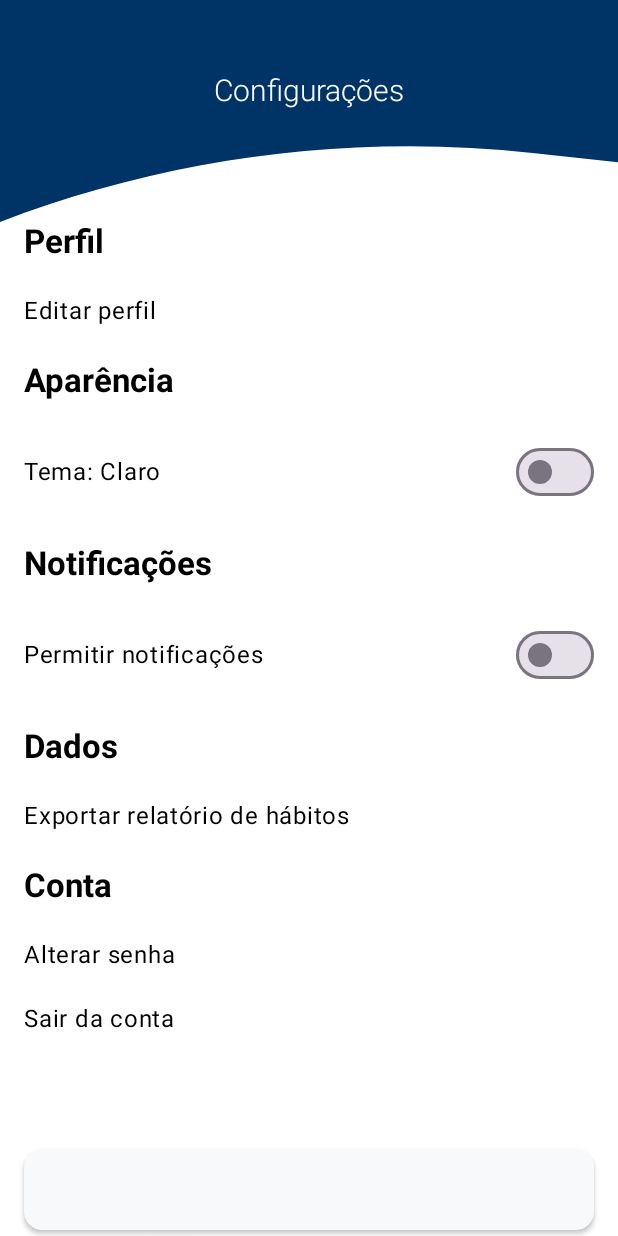
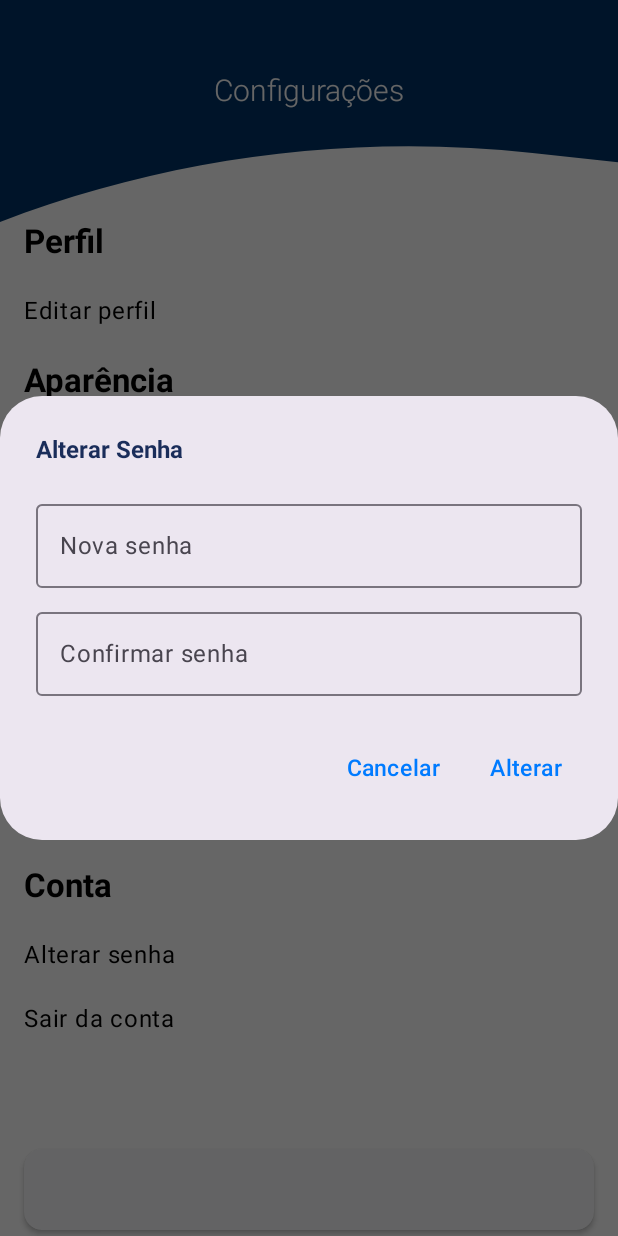
Before and after one commit to igsem123/Habitus, an Android app built with Jetpack Compose: the SettingsScreen screen opened through its navigation route, after a tap on "Alterar senha", on a phone screen of 412 x 824 dp. Run offline under Robolectric (Android 15) with nearby library versions, the phone set to English and light mode, and no system bars; our stand-ins replace Dagger/Hilt's generated code, Firebase (no records; nobody signed in at launch, a user with empty details on screens opened directly), Room's generated code; libraries missing offline, so code that uses them is left out: compose.icons, compose.icons.fontawesomeicons, compose.icons.lineawesomeicons; Roboto replaces fonts that are not available here; 3 statements that could not run were skipped.

Commit message:
feat: implementa logout e navegação para a tela inicial na SettingScreen, e adiciona caixas de diálogo para edição de perfil e alteração de senha

```diff
--- a/app/src/main/java/br/com/app/src/main/kotlin/com/habitus/presentation/navigation/destinations/SettingsNavigation.kt
+++ b/app/src/main/java/br/com/app/src/main/kotlin/com/habitus/presentation/navigation/destinations/SettingsNavigation.kt
@@ -12,7 +12,7 @@ internal const val SETTINGS_ROUTE = "settings"
 
 internal fun NavGraphBuilder.settingsNavigation(navController: NavHostController) {
     composable(route = SETTINGS_ROUTE) {
-        SettingsScreen()
+        SettingsScreen(navController = navController)
     }
 }
 
--- a/app/src/main/java/br/com/app/src/main/kotlin/com/habitus/presentation/screens/SettingsScreen.kt
+++ b/app/src/main/java/br/com/app/src/main/kotlin/com/habitus/presentation/screens/SettingsScreen.kt
@@ -1,6 +1,7 @@
 package br.com.app.src.main.kotlin.com.habitus.presentation.screens
 
 
+import android.content.Context
 import androidx.compose.foundation.clickable
 import androidx.compose.foundation.layout.*
 import androidx.compose.foundation.lazy.LazyColumn
@@ -14,14 +15,23 @@ import androidx.compose.ui.platform.LocalContext
 import androidx.compose.ui.text.font.FontWeight
 import androidx.compose.ui.unit.dp
 import android.widget.Toast
+import androidx.navigation.NavController
+import androidx.compose.material3.AlertDialog
+import androidx.compose.material3.OutlinedTextField
+import androidx.compose.material3.TextButton
+import androidx.compose.ui.text.input.PasswordVisualTransformation
+import br.com.app.src.main.kotlin.com.habitus.presentation.navigation.destinations.navigateToInitialForm
 
 
 @Composable
-fun SettingsScreen(modifier: Modifier = Modifier) {
+fun SettingsScreen(navController: NavController, modifier: Modifier = Modifier) {
     val context = LocalContext.current
 
     var notificationsEnabled by remember { mutableStateOf(false) }
     var isDarkTheme by remember { mutableStateOf(false) }
+
+    var showEditProfileDialog by remember { mutableStateOf(false) }
+    var showChangePasswordDialog by remember { mutableStateOf(false) }
 
     Box(
         modifier = modifier
@@ -32,14 +42,17 @@ fun SettingsScreen(modifier: Modifier = Modifier) {
             horizontalAlignment = Alignment.CenterHorizontally,
             modifier = Modifier.fillMaxWidth()
         ) {
+
+            //Perfil
             item { SectionTitle("Perfil") }
 
             item {
                 SettingsItem("Editar perfil") {
-                    Toast.makeText(context, "Abrir edição de perfil", Toast.LENGTH_SHORT).show()
+                    showEditProfileDialog = true
                 }
             }
 
+            //Aparência
             item { SectionTitle("Aparência") }
 
             item {
@@ -70,6 +83,7 @@ fun SettingsScreen(modifier: Modifier = Modifier) {
                 }
             }
 
+            //Notificações
             item { SectionTitle("Notificações") }
 
             item {
@@ -99,6 +113,7 @@ fun SettingsScreen(modifier: Modifier = Modifier) {
                 }
             }
 
+            //Exportar relatório
             item { SectionTitle("Dados") }
 
             item {
@@ -109,21 +124,48 @@ fun SettingsScreen(modifier: Modifier = Modifier) {
 
             item { SectionTitle("Conta") }
 
+            //Alterar senha e sair da conta
             item {
-                SettingsItem("Alterar senha") {
-                    Toast.makeText(context, "Alterar senha", Toast.LENGTH_SHORT).show()
+                SettingsItem("Alterar senha")  {
+                    showChangePasswordDialog = true
                 }
             }
 
             item {
                 SettingsItem("Sair da conta") {
-                    Toast.makeText(context, "Sair da conta", Toast.LENGTH_SHORT).show()
+                    logout(context)
+                    Toast.makeText(context, "Você foi deslogado", Toast.LENGTH_SHORT).show()
+                    navController.navigateToInitialForm()  //Navega para a tela inicial
                 }
             }
 
             item { Spacer(modifier = Modifier.height(32.dp)) }
         }
     }
+
+if (showEditProfileDialog) {
+    EditProfileDialog(
+        onDismiss = { showEditProfileDialog = false },
+        onSave = { name, email ->
+            Toast.makeText(context, "Nome salvo: $name\nEmail salvo: $email", Toast.LENGTH_SHORT).show()
+            showEditProfileDialog = false
+        }
+    )
+}
+
+if (showChangePasswordDialog) {
+    ChangePasswordDialog(
+        onDismiss = { showChangePasswordDialog = false },
+        onChange = { newPassword, confirmPassword ->
+            if (newPassword == confirmPassword && newPassword.isNotBlank()) {
+                Toast.makeText(context, "Senha alterada com sucesso!", Toast.LENGTH_SHORT).show()
+                showChangePasswordDialog = false
+            } else {
+                Toast.makeText(context, "As senhas não coincidem ou estão vazias.", Toast.LENGTH_SHORT).show()
+            }
+        }
+    )
+}
 }
 
 @Composable
@@ -136,6 +178,90 @@ fun SectionTitle(text: String) {
             .padding(vertical = 12.dp)
             .fillMaxWidth(),
         maxLines = 1
+    )
+}
+
+@Composable
+//Editar Perfil: edição de nome e e-mail
+fun EditProfileDialog(onDismiss: () -> Unit, onSave: (String, String) -> Unit) {
+    var name by remember { mutableStateOf("") }
+    var email by remember { mutableStateOf("") }
+
+    AlertDialog(
+        onDismissRequest = onDismiss,
+        title = { Text("Editar Perfil") },
+        text = {
+            Column {
+                OutlinedTextField(
+                    value = name,
+                    onValueChange = { name = it },
+                    label = { Text("Nome") },
+                    singleLine = true,
+                    modifier = Modifier.fillMaxWidth()
+                )
+                Spacer(modifier = Modifier.height(8.dp))
+                OutlinedTextField(
+                    value = email,
+                    onValueChange = { email = it },
+                    label = { Text("E-mail") },
+                    singleLine = true,
+                    modifier = Modifier.fillMaxWidth()
+                )
+            }
+        },
+        confirmButton = {
+            TextButton(onClick = { onSave(name, email) }) {
+                Text("Salvar")
+            }
+        },
+        dismissButton = {
+            TextButton(onClick = onDismiss) {
+                Text("Cancelar")
+            }
+        }
+    )
+}
+
+@Composable
+//Alterar senha e confirmar alteração
+fun ChangePasswordDialog(onDismiss: () -> Unit, onChange: (String, String) -> Unit) {
+    var newPassword by remember { mutableStateOf("") }
+    var confirmPassword by remember { mutableStateOf("") }
+
+    AlertDialog(
+        onDismissRequest = onDismiss,
+        title = { Text("Alterar Senha") },
+        text = {
+            Column {
+                OutlinedTextField(
+                    value = newPassword,
+                    onValueChange = { newPassword = it },
+                    label = { Text("Nova senha") },
+                    singleLine = true,
+                    modifier = Modifier.fillMaxWidth(),
+                    visualTransformation = PasswordVisualTransformation()
+                )
+                Spacer(modifier = Modifier.height(8.dp))
+                OutlinedTextField(
+                    value = confirmPassword,
+                    onValueChange = { confirmPassword = it },
+                    label = { Text("Confirmar senha") },
+                    singleLine = true,
+                    modifier = Modifier.fillMaxWidth(),
+                    visualTransformation = PasswordVisualTransformation()
+                )
+            }
+        },
+        confirmButton = {
+            TextButton(onClick = { onChange(newPassword, confirmPassword) }) {
+                Text("Alterar")
+            }
+        },
+        dismissButton = {
+            TextButton(onClick = onDismiss) {
+                Text("Cancelar")
+            }
+        }
     )
 }
 
@@ -154,3 +280,11 @@ fun SettingsItem(text: String, onClick: () -> Unit) {
         )
     }
 }
+
+////Remove o token de autenticação salvo localmente.
+////A associação do token com o usuário deve ser tratada no backend.
+fun logout(context: Context) {
+    val prefs = context.getSharedPreferences("prefs", Context.MODE_PRIVATE)
+    prefs.edit().remove("" +
+            "user_token").apply()
+}
```
